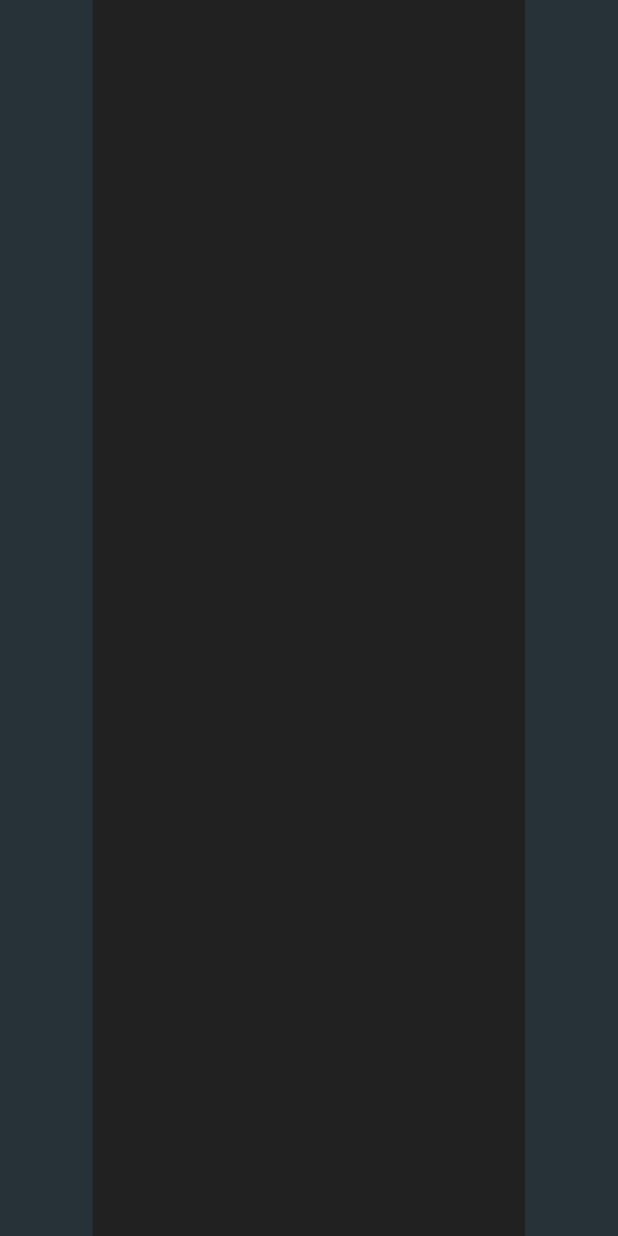
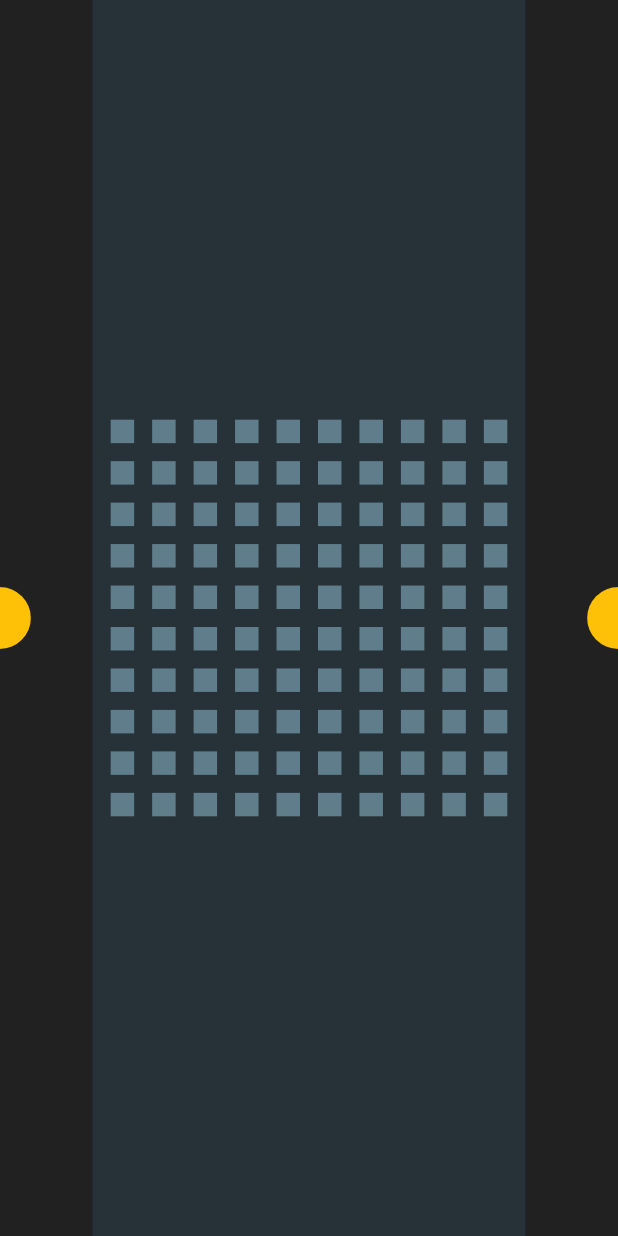
Before and after one commit to patrickBillingsley/portfolio-flutter, a Flutter app: the screen it shows after launch, on a phone screen of 412 x 824 dp. Run offline on Flutter 3.47's test engine with Material 3 defaults, Android fonts, the phone set to English and light mode, and no system bars; our stand-ins replace rxdart.

Commit message:
Adds navigation buttons

```diff
--- a/lib/screens/home_screen.dart
+++ b/lib/screens/home_screen.dart
@@ -1,4 +1,5 @@
 import 'package:flutter/material.dart';
+import 'package:patrick_billingsley_portfolio/widgets/fixture_grid.dart';
 
 class HomeScreen extends StatefulWidget {
   const HomeScreen({super.key});
@@ -10,34 +11,137 @@ class HomeScreen extends StatefulWidget {
 class _HomeScreenState extends State<HomeScreen> {
   late final ScrollController _scrollController = ScrollController(initialScrollOffset: center);
 
+  int itemCount = 5;
+  int selectedIndex = 2;
+
   Size get availableSpace => MediaQuery.sizeOf(context);
   double get containerHeight => availableSpace.height;
   double get containerWidth => availableSpace.width * 0.7;
 
-  double get center => scrollOffsetFor(3);
+  double get center => scrollOffsetFor(2);
 
   double scrollOffsetFor(int index) {
-    final containerCenter = containerWidth * index / 2;
-    return containerCenter - availableSpace.width / 2;
+    final leftEdge = containerWidth * index;
+    return leftEdge - (availableSpace.width * 0.15);
+  }
+
+  void _nextIndex() {
+    if (selectedIndex >= itemCount) return;
+
+    _scrollController.animateTo(
+      scrollOffsetFor(++selectedIndex),
+      duration: const Duration(milliseconds: 200),
+      curve: Curves.easeOut,
+    );
+  }
+
+  void _lastIndex() {
+    if (selectedIndex <= 0) return;
+
+    _scrollController.animateTo(
+      scrollOffsetFor(--selectedIndex),
+      duration: const Duration(milliseconds: 200),
+      curve: Curves.easeOut,
+    );
   }
 
   @override
   Widget build(BuildContext context) {
     return Scaffold(
       body: SafeArea(
-        child: ListView.builder(
+        child: Stack(
+          children: [
+            ListView.builder(
+              physics: NeverScrollableScrollPhysics(),
               controller: _scrollController,
               scrollDirection: Axis.horizontal,
-          itemCount: 5,
+              itemExtent: containerWidth,
+              itemCount: itemCount,
               itemBuilder: (_, index) {
+                final showGrid = index == 2;
+
                 return Container(
                   height: containerHeight,
                   width: containerWidth,
                   color: index.isEven ? Colors.blueGrey.shade900 : Colors.grey.shade900,
+                  child: Stack(
+                    children: [
+                      Center(
+                        child: showGrid ? FixtureGrid() : Text('Hello'),
+                      ),
+                    ],
+                  ),
                 );
               },
+            ),
+            Center(
+              child: Row(
+                mainAxisAlignment: MainAxisAlignment.spaceBetween,
+                children: [
+                  ClipPath(
+                    clipper: LeftClipper(),
+                    child: GestureDetector(
+                      onTap: _lastIndex,
+                      child: Container(
+                        width: availableSpace.width * 0.05,
+                        height: availableSpace.width * 0.1,
+                        color: Colors.amber,
+                      ),
+                    ),
+                  ),
+                  ClipPath(
+                    clipper: RightClipper(),
+                    child: GestureDetector(
+                      onTap: _nextIndex,
+                      child: Container(
+                        width: availableSpace.width * 0.05,
+                        height: availableSpace.width * 0.1,
+                        color: Colors.amber,
+                      ),
+                    ),
+                  ),
+                ],
+              ),
+            ),
+          ],
         ),
       ),
     );
   }
 }
+
+class LeftClipper extends CustomClipper<Path> {
+  @override
+  Path getClip(Size size) {
+    return Path()
+      ..moveTo(0, 0)
+      ..arcToPoint(
+        Offset(0, size.height),
+        radius: Radius.circular(size.width),
+      )
+      ..close();
+  }
+
+  @override
+  bool shouldReclip(covariant CustomClipper<Path> oldClipper) {
+    return false;
+  }
+}
+
+class RightClipper extends CustomClipper<Path> {
+  @override
+  Path getClip(Size size) {
+    return Path()
+      ..moveTo(size.width, size.height)
+      ..arcToPoint(
+        Offset(size.width, 0),
+        radius: Radius.circular(size.width),
+      )
+      ..close();
+  }
+
+  @override
+  bool shouldReclip(covariant CustomClipper<Path> oldClipper) {
+    return false;
+  }
+}
```
Lines whose indentation alone changed are shown as unchanged.
